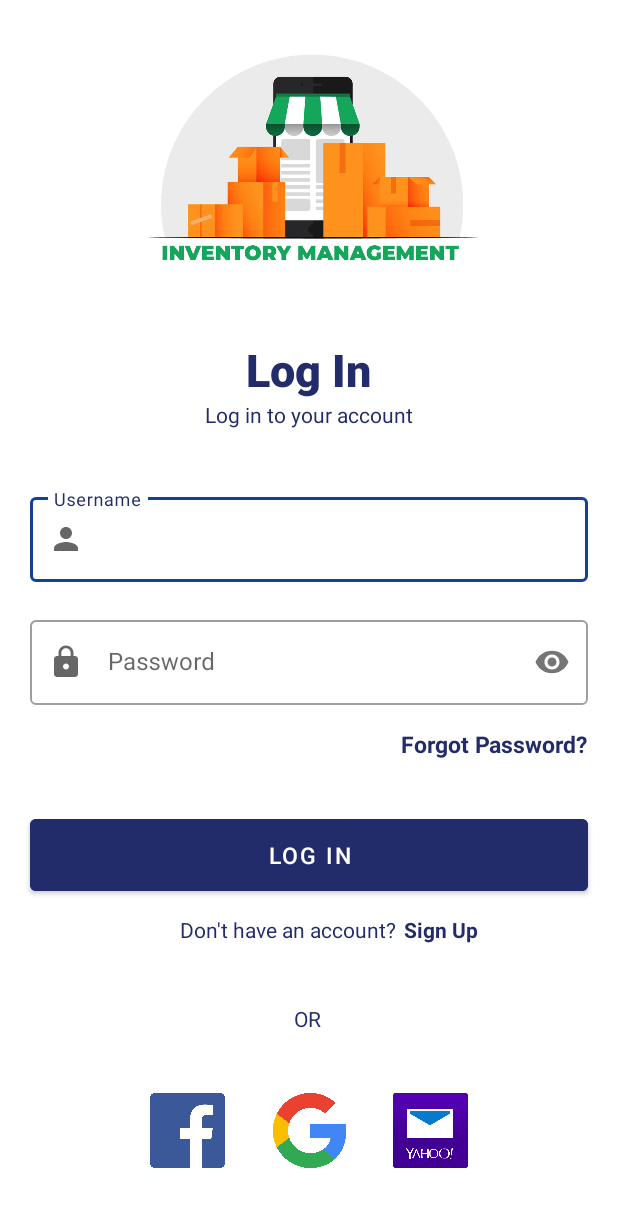
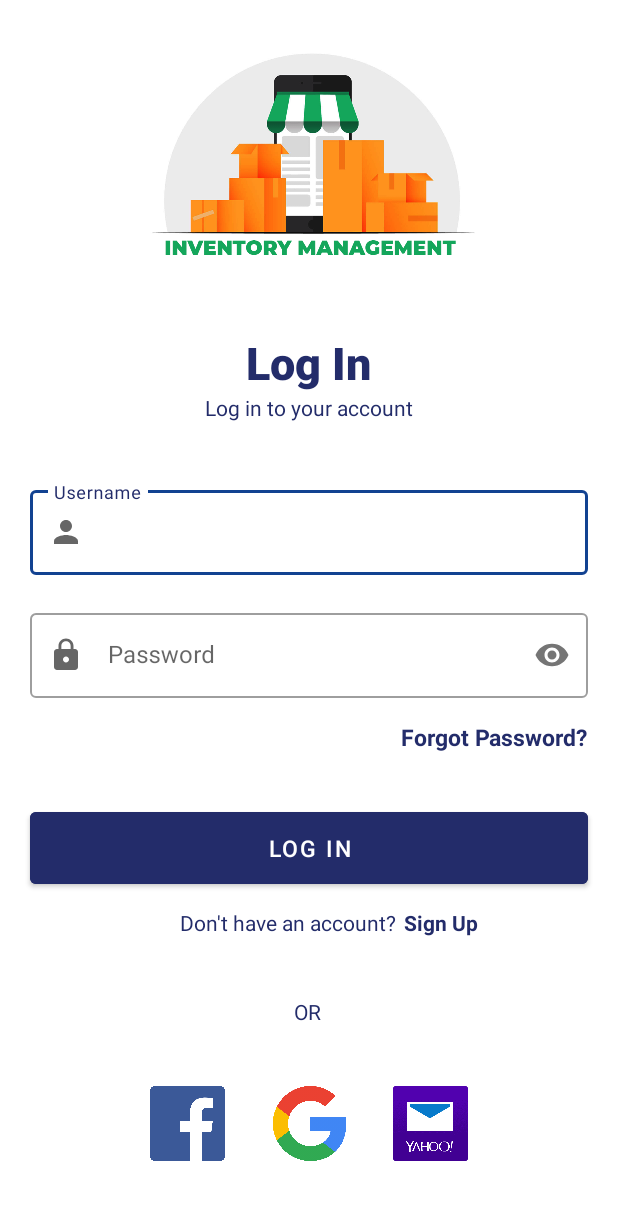
Before and after one commit to velascoben/kodego_inventory_app_velascoben, an Android app: the MainActivity screen opened directly, with no data from a screen before it, on a phone screen of 412 x 824 dp. Shown: the top 1207 px of the screen. Run offline under Robolectric (Android 15) with nearby library versions, the phone set to English and light mode, and no system bars.

Commit message:
Login UI

```diff
--- a/app/build.gradle
+++ b/app/build.gradle
@@ -15,6 +15,10 @@ android {
         versionName "1.0"
 
         testInstrumentationRunner "androidx.test.runner.AndroidJUnitRunner"
+    }
+
+    buildFeatures{
+        viewBinding true
     }
 
     buildTypes {
--- a/app/src/main/java/com/kodego/inventory/app/velasco/SplashActivity.kt
+++ b/app/src/main/java/com/kodego/inventory/app/velasco/SplashActivity.kt
@@ -16,6 +16,7 @@ class SplashActivity : AppCompatActivity() {
         CoroutineScope(Dispatchers.Main).launch {
             delay(9000)
             startActivity(Intent(this@SplashActivity,MainActivity::class.java))
+            finish()
         }
     }
 }
--- a/app/src/main/res/layout/activity_main.xml
+++ b/app/src/main/res/layout/activity_main.xml
@@ -47,6 +47,7 @@
         app:startIconDrawable="@drawable/icon_person">
 
         <com.google.android.material.textfield.TextInputEditText
+            android:id="@+id/etUsername"
             android:layout_width="match_parent"
             android:layout_height="wrap_content"
             android:textColor="@color/primaryBlue" />
@@ -71,6 +72,7 @@
         app:startIconDrawable="@drawable/icon_pass">
 
         <com.google.android.material.textfield.TextInputEditText
+            android:id="@+id/etPassword"
             android:layout_width="match_parent"
             android:layout_height="wrap_content"
             android:inputType="textPassword"
@@ -79,7 +81,7 @@
     </com.google.android.material.textfield.TextInputLayout>
 
     <com.google.android.material.button.MaterialButton
-        android:id="@+id/materialButton"
+        android:id="@+id/btnLogin"
         android:layout_width="match_parent"
         android:layout_height="60dp"
         android:layout_marginStart="20dp"
@@ -122,7 +124,7 @@
         android:text="Don't have an account?"
         android:textColor="@color/primaryBlue"
         app:layout_constraintStart_toStartOf="parent"
-        app:layout_constraintTop_toBottomOf="@+id/materialButton" />
+        app:layout_constraintTop_toBottomOf="@+id/btnLogin" />
 
     <TextView
         android:id="@+id/textView5"
@@ -134,7 +136,7 @@
         android:textColor="@color/primaryBlue"
         android:textStyle="bold"
         app:layout_constraintStart_toEndOf="@+id/textView4"
-        app:layout_constraintTop_toBottomOf="@+id/materialButton" />
+        app:layout_constraintTop_toBottomOf="@+id/btnLogin" />
 
     <TextView
         android:id="@+id/textView6"
@@ -149,7 +151,7 @@
         app:layout_constraintTop_toBottomOf="@+id/textView4" />
 
     <ImageButton
-        android:id="@+id/imageButton"
+        android:id="@+id/btnFacebook"
         android:layout_width="50dp"
         android:layout_height="50dp"
         android:layout_marginStart="100dp"
@@ -161,19 +163,19 @@
         app:srcCompat="@drawable/facebookicon" />
 
     <ImageButton
-        android:id="@+id/imageButton2"
+        android:id="@+id/btnGmail"
         android:layout_width="50dp"
         android:layout_height="50dp"
         android:layout_marginTop="40dp"
         android:background="@color/primaryWhite"
         android:scaleType="centerInside"
-        app:layout_constraintEnd_toStartOf="@+id/imageButton3"
-        app:layout_constraintStart_toEndOf="@+id/imageButton"
+        app:layout_constraintEnd_toStartOf="@+id/btnYahoo"
+        app:layout_constraintStart_toEndOf="@+id/btnFacebook"
         app:layout_constraintTop_toBottomOf="@+id/textView6"
         app:srcCompat="@drawable/googlelogin" />
 
     <ImageButton
-        android:id="@+id/imageButton3"
+        android:id="@+id/btnYahoo"
         android:layout_width="50dp"
         android:layout_height="50dp"
         android:layout_marginTop="40dp"
@@ -186,8 +188,8 @@
 
     <ImageView
         android:id="@+id/inventorylogo"
-        android:layout_width="424dp"
-        android:layout_height="226dp"
+        android:layout_width="416dp"
+        android:layout_height="221dp"
         app:layout_constraintEnd_toEndOf="parent"
         app:layout_constraintStart_toStartOf="parent"
         app:layout_constraintTop_toTopOf="parent"
--- /dev/null
+++ b/app/src/main/res/layout/row_item.xml
@@ -0,0 +1,6 @@
+<?xml version="1.0" encoding="utf-8"?>
+<androidx.constraintlayout.widget.ConstraintLayout xmlns:android="http://schemas.android.com/apk/res/android"
+    android:layout_width="match_parent"
+    android:layout_height="match_parent">
+
+</androidx.constraintlayout.widget.ConstraintLayout>
```
Also changed, not shown: app/src/main/AndroidManifest.xml (+8 -2 lines), app/src/main/java/com/kodego/inventory/app/velasco/HomeActivity.kt (added, +20 -0 lines), app/src/main/java/com/kodego/inventory/app/velasco/MainActivity.kt (+42 -1 lines), app/src/main/res/layout/activity_home.xml (added, +17 -0 lines).
